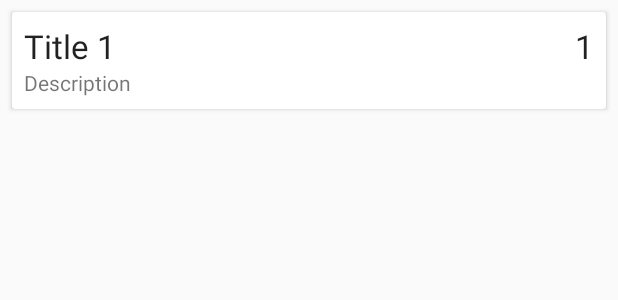
After one commit to themavencoder/notepad-mvvm, an Android app: the layout note_item.xml on its own in the app's theme, with its tools: preview values and no code run, on a phone screen of 412 x 824 dp. The commit adds this screen. Shown: the top 300 px of the screen. Run offline under Robolectric (Android 15) with nearby library versions, the phone set to English and light mode, and no system bars.

Commit message:
Adapter layout created

```diff
--- a/app/build.gradle
+++ b/app/build.gradle
@@ -29,6 +29,8 @@ dependencies {
     implementation 'com.android.support:appcompat-v7:28.0.0-alpha1'
     implementation 'com.android.support.constraint:constraint-layout:1.1.0'
     testImplementation 'junit:junit:4.12'
+    implementation 'com.android.support:design:28.0.0-alpha1'
+    implementation 'com.android.support:cardview-v7:28.0.0-alpha1'
     androidTestImplementation 'com.android.support.test:runner:1.0.2'
     androidTestImplementation 'com.android.support.test.espresso:espresso-core:3.0.2'
 
--- a/app/src/main/res/layout/activity_main.xml
+++ b/app/src/main/res/layout/activity_main.xml
@@ -6,13 +6,11 @@
     android:layout_height="match_parent"
     tools:context=".MainActivity">
 
-    <TextView
-        android:layout_width="wrap_content"
-        android:layout_height="wrap_content"
-        android:text="Hello World!"
-        app:layout_constraintBottom_toBottomOf="parent"
-        app:layout_constraintLeft_toLeftOf="parent"
-        app:layout_constraintRight_toRightOf="parent"
-        app:layout_constraintTop_toTopOf="parent" />
+    <android.support.v7.widget.RecyclerView
+        android:layout_width="match_parent"
+        android:layout_height="match_parent"
+       android:id="@+id/recycler_view"
+       tools:listitem = "@layout/note_item"
+        />
 
 </android.support.constraint.ConstraintLayout>
--- /dev/null
+++ b/app/src/main/res/layout/note_item.xml
@@ -0,0 +1,48 @@
+<?xml version="1.0" encoding="utf-8"?>
+<android.support.v7.widget.CardView
+    xmlns:android="http://schemas.android.com/apk/res/android"
+    android:layout_width="match_parent"
+    android:layout_marginEnd="8dp"
+    android:layout_marginStart="8dp"
+    android:layout_marginTop="8dp"
+    android:layout_height="wrap_content">
+
+    <RelativeLayout
+        android:layout_width="wrap_content"
+        android:layout_height="wrap_content"
+        android:padding="8dp"
+        >
+
+
+        <TextView
+            android:layout_width="wrap_content"
+            android:layout_height="wrap_content"
+            android:id="@+id/text_view_priority"
+            android:layout_alignParentEnd="true"
+            android:text="1"
+            android:textAppearance="@style/TextAppearance.AppCompat.Large"
+            android:layout_alignParentRight="true" />
+
+        <TextView
+            android:layout_width="wrap_content"
+            android:layout_height="wrap_content"
+            android:id="@+id/text_view_title"
+            android:text="Title 1"
+            android:textAppearance="@style/TextAppearance.AppCompat.Large"
+            android:maxLines="1"
+            android:layout_toStartOf="@+id/text_view_priority"
+            android:layout_alignParentStart="true"
+            android:ellipsize="end"
+            android:layout_toLeftOf="@+id/text_view_priority"
+            android:layout_alignParentLeft="true" />
+
+        <TextView
+            android:layout_width="wrap_content"
+            android:layout_height="wrap_content"
+            android:id="@+id/text_view_description"
+            android:layout_below="@+id/text_view_title"
+            android:text="Description"
+            />
+    </RelativeLayout>
+
+</android.support.v7.widget.CardView>
```
